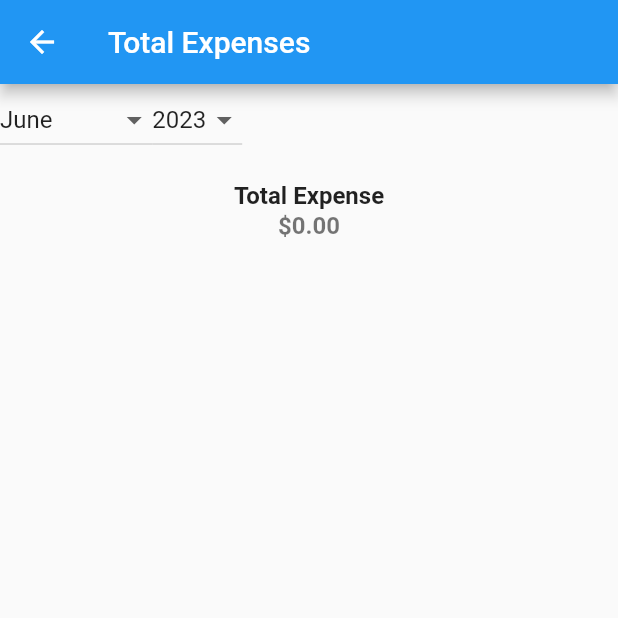
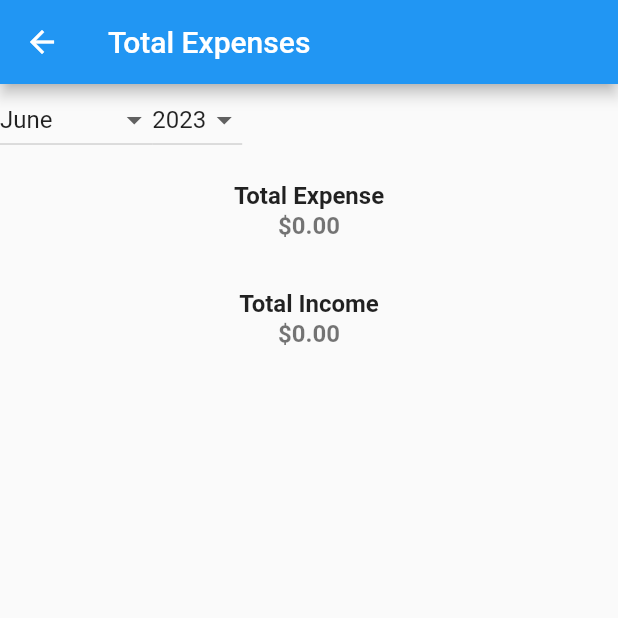
Before and after one commit to ulascancmgl/expenser, a Flutter app: the screen it shows after launch, after a tap on "Total Expense", on a phone screen of 412 x 824 dp, the top half of it. Run offline on Flutter 3.47's test engine with Material 2 defaults, Android fonts, the phone set to English and light mode, and no system bars; our stand-ins replace shared_preferences, syncfusion_flutter_charts.

Commit message:
added income value to total expense page

```diff
--- a/lib/income.dart
+++ b/lib/income.dart
@@ -27,6 +27,10 @@ class _IncomePageState extends State<IncomePage> {
     super.dispose();
   }
 
+  int _getIncomeMonth(DateTime startDate) {
+    return startDate.month;
+  }
+
   Future<void> _loadIncomes() async {
     SharedPreferences prefs = await SharedPreferences.getInstance();
     List<String> incomeList = prefs.getStringList('incomes') ?? [];
@@ -39,8 +43,11 @@ class _IncomePageState extends State<IncomePage> {
 
   Future<void> _saveIncomes() async {
     SharedPreferences prefs = await SharedPreferences.getInstance();
-    List<String> incomeList =
-        _incomes.map((income) => jsonEncode(income.toJson())).toList();
+    List<String> incomeList = _incomes.map((income) {
+      Map<String, dynamic> incomeJson = income.toJson();
+      incomeJson['month'] = _getIncomeMonth(DateTime.parse(income.startDate));
+      return jsonEncode(incomeJson);
+    }).toList();
 
     await prefs.setStringList('incomes', incomeList);
   }
--- a/lib/total_expense.dart
+++ b/lib/total_expense.dart
@@ -1,7 +1,10 @@
+import 'dart:convert';
+
 import 'package:flutter/material.dart';
 import 'package:shared_preferences/shared_preferences.dart';
 
 import 'expense.dart';
+import 'income.dart';
 
 class TotalExpensePage extends StatefulWidget {
   @override
@@ -11,7 +14,10 @@ class TotalExpensePage extends StatefulWidget {
 class _TotalExpensePageState extends State<TotalExpensePage> {
   List<ExpenseItem> allExpenses = [];
   List<ExpenseItem> filteredExpenses = [];
+  List<Income> allIncomes = [];
+  List<Income> filteredIncomes = [];
   double totalExpense = 0.0;
+  double totalIncome = 0.0;
   int selectedMonth = DateTime.now().month;
   int selectedYear = DateTime.now().year;
 
@@ -19,6 +25,7 @@ class _TotalExpensePageState extends State<TotalExpensePage> {
   void initState() {
     super.initState();
     loadExpenses();
+    loadIncomes();
   }
 
   @override
@@ -37,6 +44,7 @@ class _TotalExpensePageState extends State<TotalExpensePage> {
                   setState(() {
                     selectedMonth = newValue!;
                     filterExpensesByMonth();
+                    filterIncomesByMonth();
                   });
                 },
                 items: [
@@ -55,6 +63,7 @@ class _TotalExpensePageState extends State<TotalExpensePage> {
                   setState(() {
                     selectedYear = newValue!;
                     filterExpensesByMonth();
+                    filterIncomesByMonth();
                   });
                 },
                 items: [
@@ -71,7 +80,7 @@ class _TotalExpensePageState extends State<TotalExpensePage> {
           ),
           Expanded(
             child: ListView.builder(
-              itemCount: filteredExpenses.length + 1,
+              itemCount: filteredExpenses.length + 2,
               itemBuilder: (context, index) {
                 if (index < filteredExpenses.length) {
                   return ListTile(
@@ -94,6 +103,27 @@ class _TotalExpensePageState extends State<TotalExpensePage> {
                     subtitle: Center(
                       child: Text(
                         '\$${totalExpense.toStringAsFixed(2)}',
+                        style: TextStyle(
+                          fontWeight: FontWeight.bold,
+                          fontSize: 16,
+                        ),
+                      ),
+                    ),
+                  );
+                } else if (index == filteredExpenses.length + 1) {
+                  return ListTile(
+                    title: Center(
+                      child: Text(
+                        'Total Income',
+                        style: TextStyle(
+                          fontWeight: FontWeight.bold,
+                          fontSize: 16,
+                        ),
+                      ),
+                    ),
+                    subtitle: Center(
+                      child: Text(
+                        '\$${totalIncome.toStringAsFixed(2)}',
                         style: TextStyle(
                           fontWeight: FontWeight.bold,
                           fontSize: 16,
@@ -128,6 +158,22 @@ class _TotalExpensePageState extends State<TotalExpensePage> {
     }
   }
 
+  void loadIncomes() async {
+    SharedPreferences prefs = await SharedPreferences.getInstance();
+    List<String>? encodedIncomes = prefs.getStringList('incomes');
+
+    if (encodedIncomes != null) {
+      List<Income> loadedIncomes = encodedIncomes.map((encodedIncome) {
+        return Income.fromJson(jsonDecode(encodedIncome));
+      }).toList();
+
+      setState(() {
+        allIncomes = loadedIncomes;
+        filterIncomesByMonth();
+      });
+    }
+  }
+
   void filterExpensesByMonth() {
     filteredExpenses = allExpenses.where((expense) {
       DateTime expenseDate = DateTime.parse(expense.date.substring(3) +
@@ -145,6 +191,23 @@ class _TotalExpensePageState extends State<TotalExpensePage> {
 
     setState(() {
       totalExpense = sum;
+    });
+  }
+
+  void filterIncomesByMonth() {
+    filteredIncomes = allIncomes.where((income) {
+      DateTime incomeStartDate = DateTime.parse(income.startDate);
+      return incomeStartDate.month == selectedMonth &&
+          incomeStartDate.year == selectedYear;
+    }).toList();
+
+    double sum = 0.0;
+    for (var income in filteredIncomes) {
+      sum += income.amount;
+    }
+
+    setState(() {
+      totalIncome = sum;
     });
   }
 
```
